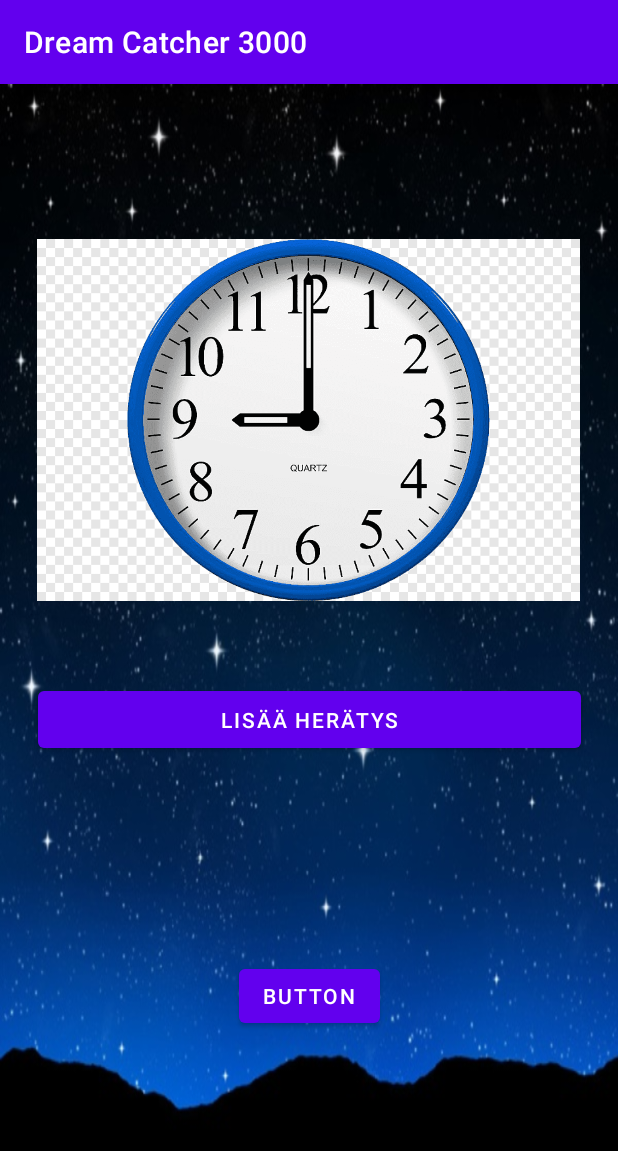
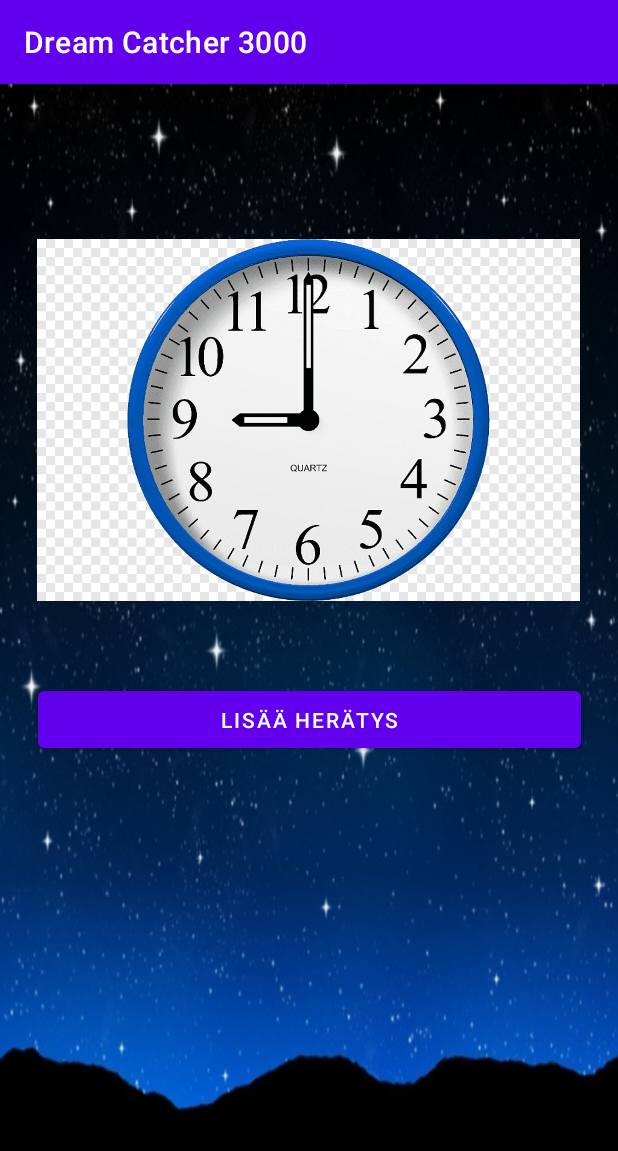
Before and after one commit to rocksanen/dreamcatcher, an Android app: the fragment ClocksList shown on its own in the app's theme, on a phone screen of 412 x 824 dp. Shown: the top 1151 px of the screen. Run offline under Robolectric (Android 15) with nearby library versions, the phone set to English and light mode, and no system bars; our stand-ins replace Room's generated code.

Commit message:
uus versio

```diff
--- a/app/src/main/java/fi/ottooks/dreamcatcherdemo/aService.java
+++ b/app/src/main/java/fi/ottooks/dreamcatcherdemo/aService.java
@@ -16,6 +16,7 @@ import androidx.annotation.Nullable;
 import androidx.core.app.NotificationCompat;
 
 import fi.ottooks.dreamcatcherdemo.view.ringActivity;
+import fi.ottooks.dreamcatcherdemo.clockBreak;
 
 public class aService extends Service {
 
@@ -32,7 +33,7 @@ public class aService extends Service {
 
     @Override
     public int onStartCommand(Intent intent, int flags, int startId) {
-        Intent notiIntent = new Intent(this, ringActivity.class);
+        Intent notiIntent = new Intent(this, clockBreak.class);
         PendingIntent pendingIntent = PendingIntent.getActivity(this, 0, notiIntent,PendingIntent.FLAG_IMMUTABLE );
         String alarmTitle = String.format("%s Alarm", "teST");
 
--- a/app/src/main/res/layout/page_1.xml
+++ b/app/src/main/res/layout/page_1.xml
@@ -47,13 +47,4 @@
         app:layout_constraintStart_toStartOf="parent"
         app:layout_constraintTop_toBottomOf="@+id/imageView" />
 
-    <Button
-        android:id="@+id/breakActivityBtn"
-        android:layout_width="wrap_content"
-        android:layout_height="wrap_content"
-        android:text="Button"
-        app:layout_constraintBottom_toBottomOf="parent"
-        app:layout_constraintEnd_toEndOf="parent"
-        app:layout_constraintStart_toStartOf="parent"
-        app:layout_constraintTop_toBottomOf="@+id/uusi_heratys" />
 </androidx.constraintlayout.widget.ConstraintLayout>
```
Also changed, not shown: app/src/main/java/fi/ottooks/dreamcatcherdemo/clockBreak.java (+30 -0 lines).
